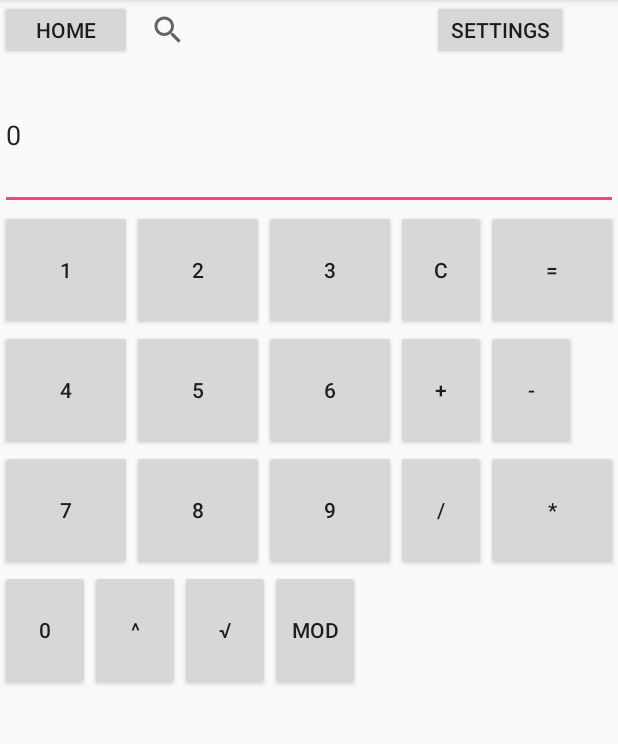
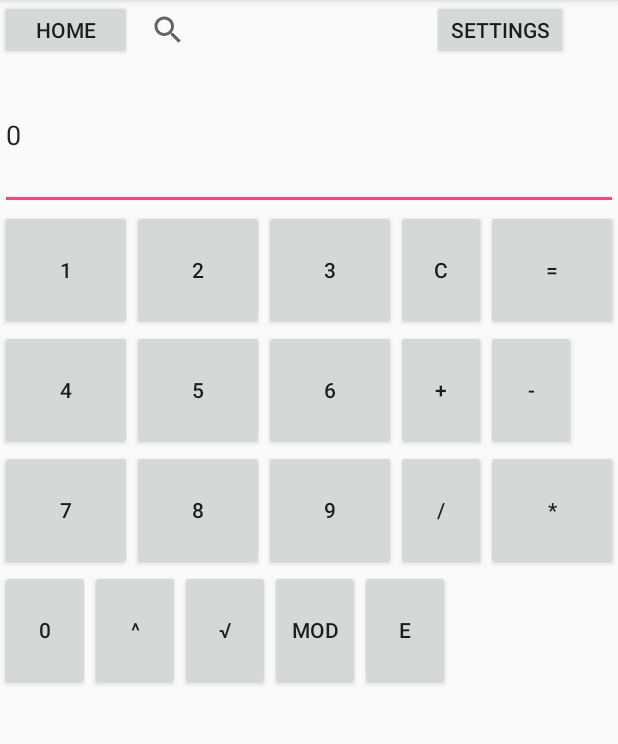
Before and after one commit to PrasannS/GraphingCalculatorPSLCDYSY, an Android app: the CalcActivity screen opened directly, with no data from a screen before it, on a phone screen of 412 x 824 dp, the part 84-828 px from its top. Run offline under Robolectric (Android 15) with nearby library versions, the phone set to English and light mode, and no system bars.

Commit message:
Added mod function, square root function, E function, exponent function

```diff
--- a/app/src/main/java/graphingcaculator/lcpsdysy/android/apps/com/graphingcalculator/CalcActivity.java
+++ b/app/src/main/java/graphingcaculator/lcpsdysy/android/apps/com/graphingcalculator/CalcActivity.java
@@ -34,6 +34,7 @@ public class CalcActivity extends AppCompatActivity {
     private Button exponent;
     private Button sqrt;
     private Button mod;
+    private Button E;
     private int currentnum = 0;
     private int currentfunc = 0;
     private boolean onfunc = false;
@@ -168,6 +169,17 @@ public class CalcActivity extends AppCompatActivity {
                 show();
             }
         });
+
+        E = (Button)findViewById(R.id.E);
+        E.setOnClickListener(new View.OnClickListener() {
+            @Override
+            public void onClick(View view) {
+                enterfunc('E');
+                show();
+            }
+        });
+
+
 
 
 
--- a/app/src/main/java/graphingcaculator/lcpsdysy/android/apps/com/graphingcalculator/Models/Expression.java
+++ b/app/src/main/java/graphingcaculator/lcpsdysy/android/apps/com/graphingcalculator/Models/Expression.java
@@ -4,7 +4,7 @@ import java.util.ArrayList;
 
 public class Expression {
     private double solution;
-    public char[] bedmas = {'%', '^', '√', '/','*','+','-'};
+    public char[] bedmas = {'E', '%', '^', '√', '/','*','+','-'};
     private ArrayList<Double>i ;
     ArrayList<Character>c ;
     public Expression(ArrayList<Character>ct,ArrayList<Double>it){
@@ -45,6 +45,8 @@ public class Expression {
                 return Math.sqrt(a);
             case '%':
                 return a%b;
+            case 'E':
+                return a * Math.pow(10, b);
         }
         return a;
     }
--- a/app/src/main/res/layout/activity_calc.xml
+++ b/app/src/main/res/layout/activity_calc.xml
@@ -186,6 +186,12 @@
                 android:id="@+id/mod"
                 android:text="mod"/>
 
+            <Button
+                android:layout_width="60dp"
+                android:layout_height="match_parent"
+                android:id="@+id/E"
+                android:text="E"/>
+
         </LinearLayout>
 
 
```
